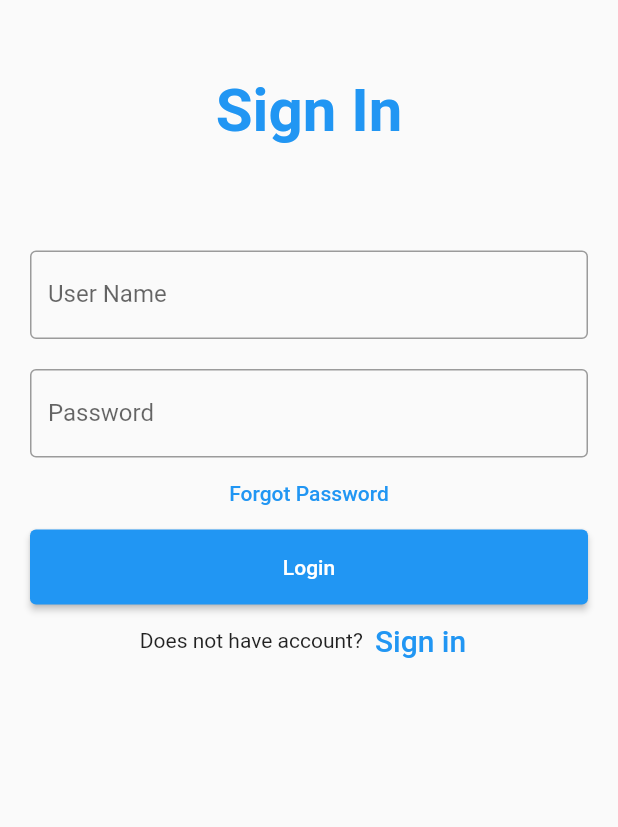
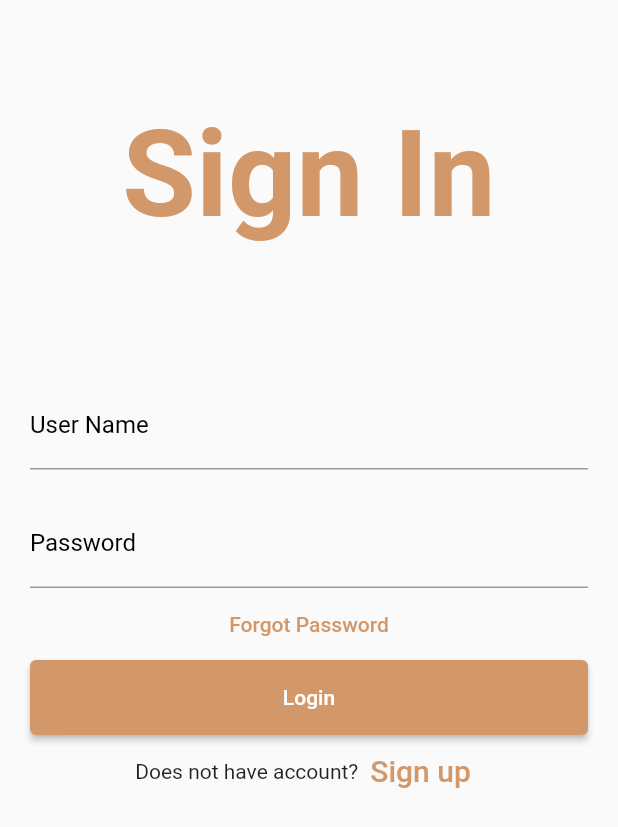
Before and after one commit to prathameshkalburgi/FlutterUI, a Flutter app: the screen it shows after launch, after a tap on "Login", on a phone screen of 412 x 824 dp. Shown: the top 827 px of the screen. Run offline on Flutter 3.47's test engine with Material 2 defaults, Android fonts, the phone set to English and light mode, and no system bars; our stand-ins replace animated_splash_screen, firebase_auth, firebase_core, page_transition; accounts and stored records are empty; network calls fail.

Commit message:
small changes

```diff
--- a/lib/pages/Home_Page.dart
+++ b/lib/pages/Home_Page.dart
@@ -41,9 +41,9 @@ class _HomePageState extends State<HomePage> {
   Widget build(BuildContext context) {
     final dummyList = CatalogModel.items;
     return Scaffold(
-      extendBodyBehindAppBar: true,
       appBar: AppBar(
         title: const Text("Catalog App", style: TextStyle(color: Colors.black)),
+        // backgroundColor: Color.fromARGB(255, 255, 255, 255),
       ),
       body: Padding(
         padding: const EdgeInsets.all(16.0),
--- a/lib/pages/Login.dart
+++ b/lib/pages/Login.dart
@@ -1,6 +1,8 @@
 import 'package:flutter/material.dart';
+import 'package:flutter_myapp/pages/Home_Page.dart';
 import 'package:flutter_myapp/utils/myRoutes.dart';
 import 'package:firebase_auth/firebase_auth.dart';
+import 'package:page_transition/page_transition.dart';
 
 class Login extends StatelessWidget {
   const Login({Key? key}) : super(key: key);
@@ -38,13 +40,13 @@ class _MyStatefulWidgetState extends State<MyStatefulWidget> {
             // Image.asset("asset/images/login.png"),
             Container(
                 alignment: Alignment.center,
-                padding: const EdgeInsets.all(40),
+                padding: const EdgeInsets.all(60),
                 child: const Text(
                   'Sign In',
                   style: TextStyle(
-                      color: Colors.blue,
+                      color: Color.fromARGB(255, 211, 152, 105),
                       fontWeight: FontWeight.bold,
-                      fontSize: 40),
+                      fontSize: 80),
                 )),
             Container(
               alignment: Alignment.center,
@@ -55,9 +57,14 @@ class _MyStatefulWidgetState extends State<MyStatefulWidget> {
               child: TextField(
                 controller: nameController,
                 decoration: const InputDecoration(
-                  border: OutlineInputBorder(),
+                    // border: OutlineInputBorder(),
+                    focusedBorder: UnderlineInputBorder(
+                        borderSide: BorderSide(
+                            color: Color.fromARGB(255, 211, 152, 105))),
                     labelText: 'User Name',
-                ),
+                    labelStyle: TextStyle(
+                      color: Color.fromARGB(255, 0, 0, 0),
+                    )),
               ),
             ),
             Container(
@@ -66,23 +73,32 @@ class _MyStatefulWidgetState extends State<MyStatefulWidget> {
                 obscureText: true,
                 controller: passwordController,
                 decoration: const InputDecoration(
-                  border: OutlineInputBorder(),
+                    // border: OutlineInputBorder()
+                    focusedBorder: UnderlineInputBorder(
+                        borderSide: BorderSide(
+                            color: Color.fromARGB(255, 211, 152, 105))),
                     labelText: 'Password',
-                ),
+                    labelStyle: TextStyle(
+                      color: Color.fromARGB(255, 0, 0, 0),
+                    )),
               ),
             ),
             TextButton(
               onPressed: () {
                 // forgot password screen
               },
-              child: const Text(
-                'Forgot Password',
-              ),
+              child: const Text('Forgot Password',
+                  style: TextStyle(
+                    color: Color.fromARGB(255, 211, 152, 105),
+                  )),
             ),
             Container(
                 height: 50,
                 padding: const EdgeInsets.fromLTRB(10, 0, 10, 0),
                 child: ElevatedButton(
+                  style: ButtonStyle(
+                      backgroundColor: MaterialStateProperty.all(
+                          Color.fromARGB(255, 211, 152, 105))),
                   child: const Text('Login'),
                   onPressed: () async {
                     // print(nameController.text);
@@ -98,8 +114,18 @@ class _MyStatefulWidgetState extends State<MyStatefulWidget> {
                               password: passwordController.text);
                       var user = userCredential.user;
                       if (user != null) {
-                        Navigator.of(context, rootNavigator: true)
-                            .pushNamed(MyRoutes.HomePage);
+                        // ignore: use_build_context_synchronously
+                        Navigator.push(
+                          context,
+                          PageTransition(
+                              type: PageTransitionType.leftToRight,
+                              child:  const HomePage(),
+                              inheritTheme: true,
+                              duration: const Duration(seconds: 1),
+                              ctx: context),
+                        );
+                        // Navigator.of(context, rootNavigator: true)
+                        //     .pushNamed(MyRoutes.HomePage);
                         print("successfull logined");
                       }
                     } on FirebaseAuthException catch (e) {
@@ -109,7 +135,8 @@ class _MyStatefulWidgetState extends State<MyStatefulWidget> {
                         snackBarShow(context, "No user found for that email.");
                       } else if (e.code == 'wrong-password') {
                         print('Wrong password provided for that user.');
-                        snackBarShow(context, "Wrong password provided for that user.");
+                        snackBarShow(
+                            context, "Wrong password provided for that user.");
                       }
                     }
                   },
@@ -120,8 +147,10 @@ class _MyStatefulWidgetState extends State<MyStatefulWidget> {
                 const Text('Does not have account?'),
                 TextButton(
                   child: const Text(
-                    'Sign in',
-                    style: TextStyle(fontSize: 20),
+                    'Sign up',
+                    style: TextStyle(
+                        fontSize: 20,
+                        color: Color.fromARGB(255, 211, 152, 105)),
                   ),
                   onPressed: () {
                     //signup screen
@@ -139,12 +168,11 @@ class _MyStatefulWidgetState extends State<MyStatefulWidget> {
         // backgroundColor: Color.fromARGB(255, 249, 247, 247),
         behavior: SnackBarBehavior.floating,
         content: Container(
-            padding: const EdgeInsets . all (20),
+            padding: const EdgeInsets.all(20),
             height: 90,
-            decoration: const BoxDecoration (
+            decoration: const BoxDecoration(
               // color: Color(0xFFC72C41),
-                borderRadius : BorderRadius.all(Radius.circular(20)
-                ),
+              borderRadius: BorderRadius.all(Radius.circular(20)),
             ),
             child: Column(
               crossAxisAlignment: CrossAxisAlignment.start,
@@ -163,8 +191,7 @@ class _MyStatefulWidgetState extends State<MyStatefulWidget> {
                   overflow: TextOverflow.ellipsis,
                 ),
               ],
-        )
-      ),
+            )),
       ),
     );
   }
@@ -173,6 +200,7 @@ class _MyStatefulWidgetState extends State<MyStatefulWidget> {
     showDialog(
       context: context,
       builder: (context) => AlertDialog(
+        // backgroundColor: Color.fromARGB(255, 211, 152, 105),
         title: Text('Message'),
         content: Text('$message'),
         actions: [
```
Lines whose indentation alone changed are shown as unchanged.
